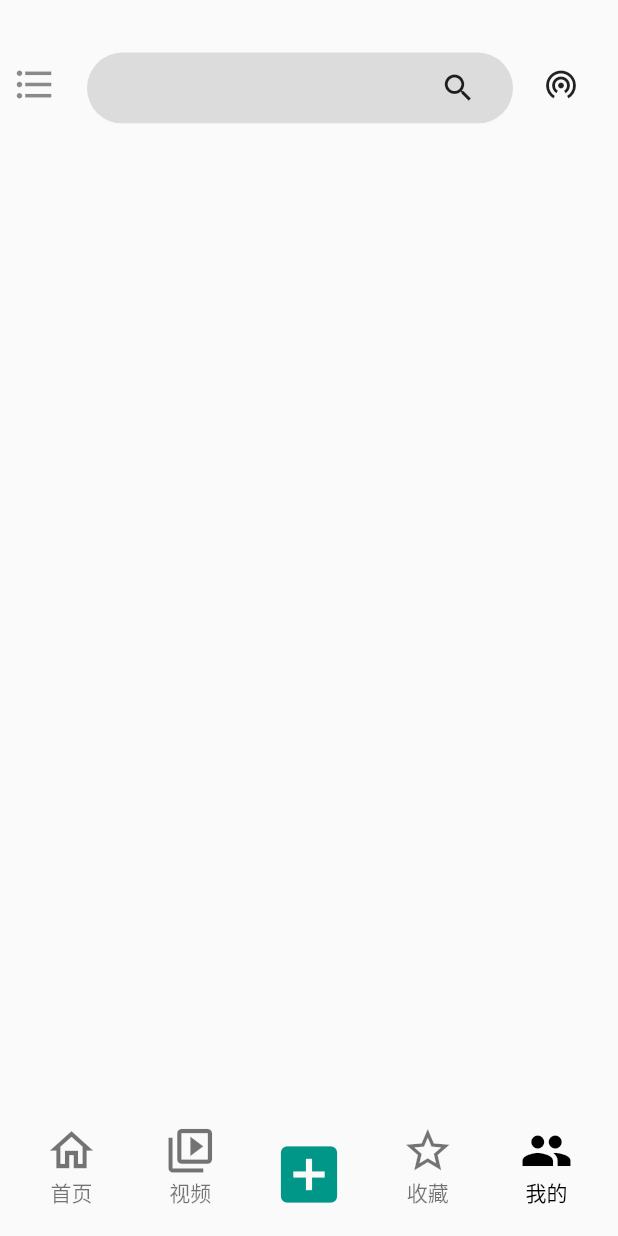
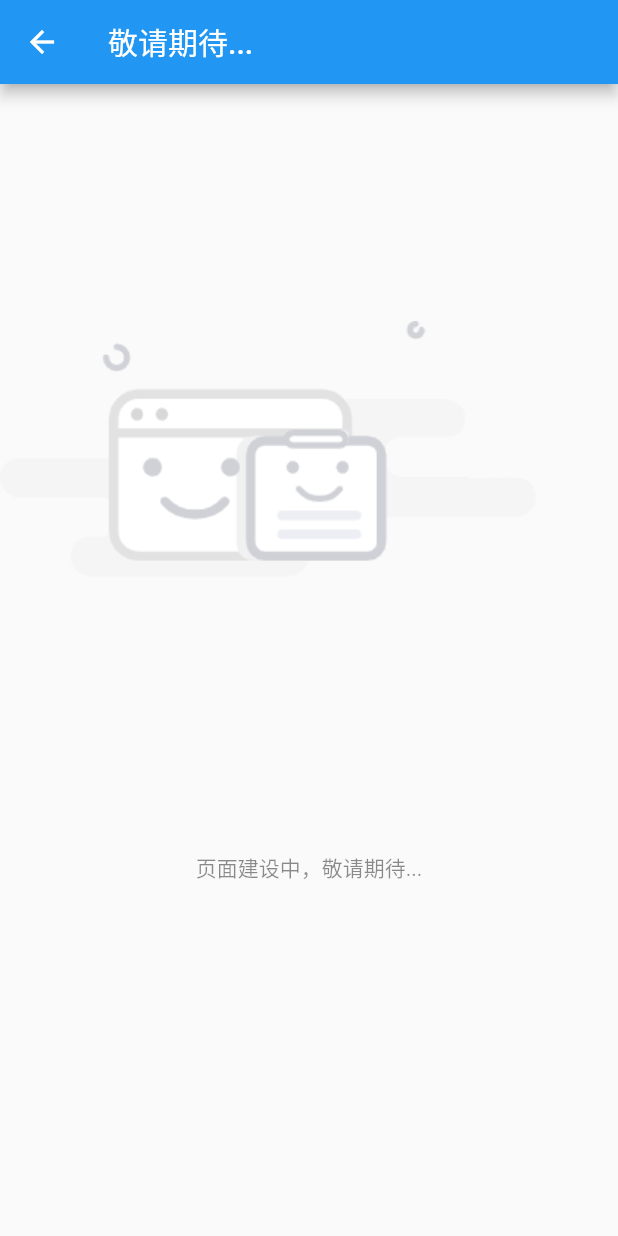
Before and after one commit to qd98xuan/food_menu_flutter, a Flutter app: the HomePage screen opened directly, item 5 of the bottom bar chosen, after a tap on the "add box" icon, on a phone screen of 412 x 824 dp. Run offline on Flutter 3.47's test engine with Material 2 defaults, Android fonts, the phone set to English and light mode, and no system bars; our stand-ins replace dio, shared_preferences; accounts and stored records are empty; network calls fail.

Commit message:
增加敬请期待，增退出登录

```diff
--- /dev/null
+++ b/lib/building_now.dart
@@ -0,0 +1,49 @@
+import 'dart:io';
+
+import 'package:flutter/cupertino.dart';
+import 'package:flutter/material.dart';
+
+class BuildingNow extends StatelessWidget {
+  BuildingNow({required bool this.isInnerPage, Key? key}) : super(key: key);
+
+  // 是否是内部页面
+  bool isInnerPage = false;
+
+  @override
+  Widget build(BuildContext context) {
+    return isInnerPage
+        ? const Scaffold(body: BuildingNowBody())
+        : Scaffold(
+            appBar: AppBar(
+              title: const Text("敬请期待..."),
+            ),
+            body: const BuildingNowBody());
+  }
+}
+
+class BuildingNowBody extends StatelessWidget {
+  const BuildingNowBody({Key? key}) : super(key: key);
+
+  @override
+  Widget build(BuildContext context) {
+    return Center(
+      child: Column(
+        children: const [
+          Expanded(
+            flex: 2,
+            child: Image(
+              image: AssetImage("lib/src/敬请期待.png"),
+            ),
+          ),
+          Expanded(
+            flex: 1,
+            child: Text(
+              "页面建设中，敬请期待...",
+              style: TextStyle(color: Colors.black45),
+            ),
+          ),
+        ],
+      ),
+    );
+  }
+}
--- a/lib/drawer.dart
+++ b/lib/drawer.dart
@@ -1,5 +1,9 @@
 import 'package:flutter/cupertino.dart';
 import 'package:flutter/material.dart';
+import 'package:food_menu/login.dart';
+import 'package:shared_preferences/shared_preferences.dart';
+
+import 'entity/http_url.dart';
 
 class DrawerWiget extends StatefulWidget {
   const DrawerWiget({Key? key}) : super(key: key);
@@ -9,6 +13,11 @@ class DrawerWiget extends StatefulWidget {
 }
 
 class _DrawerWigetState extends State<DrawerWiget> {
+  Future<bool> _loginOut() async {
+    final sp = await SharedPreferences.getInstance();
+    return await sp.setString(HttpUtil.tokenKey, "");
+  }
+
   @override
   Widget build(BuildContext context) {
     return ListView(
@@ -20,10 +29,62 @@ class _DrawerWigetState extends State<DrawerWiget> {
             height: 100,
             child: ClipRRect(
               borderRadius: BorderRadius.circular(100),
-              child: Image.network("https://img2.woyaogexing.com/2023/03/23/f96e0a5ed918ace0d9f949933a13dffe.jpeg",fit: BoxFit.fill,),
+              child: Image.network(
+                "https://img2.woyaogexing.com/2023/03/23/f96e0a5ed918ace0d9f949933a13dffe.jpeg",
+                fit: BoxFit.fill,
+              ),
             ),
           ),
         ),
+        Center(
+          child: GestureDetector(
+            child: Container(
+              width: 130,
+              height: 40,
+              decoration: const BoxDecoration(
+                  borderRadius: BorderRadius.all(Radius.circular(10)),
+                  color: Colors.teal),
+              child: const Center(
+                child: Text(
+                  "注销登录",
+                  style: TextStyle(color: Colors.white, fontSize: 15),
+                  textAlign: TextAlign.center,
+                ),
+              ),
+            ),
+            onTap: () {
+              showDialog(
+                  context: context,
+                  builder: (context) {
+                    return AlertDialog(
+                      title: const Text("确定注销登录？"),
+                      actions: [
+                        CupertinoButton(
+                            child: const Text("取消"),
+                            onPressed: () {
+                              Navigator.of(context).pop();
+                            }),
+                        CupertinoButton(
+                            child: const Text("确定"),
+                            onPressed: () {
+                              _loginOut().then((value) => {
+                                    if (value)
+                                      {
+                                        Navigator.of(context)
+                                            .pushAndRemoveUntil(
+                                                MaterialPageRoute(
+                                                    builder: (context) =>
+                                                        const LoginPage()),
+                                                (route) => route == null)
+                                      }
+                                  });
+                            })
+                      ],
+                    );
+                  });
+            },
+          ),
+        )
       ],
     );
   }
--- a/lib/entity/http_url.dart
+++ b/lib/entity/http_url.dart
@@ -1,4 +1,6 @@
 class HttpUtil {
-  static String baseUrl = "http://192.168.3.184:8080/jeecg-boot/";
+  static String baseUrl = "http://192.168.3.99:8080/jeecg-boot/";
   static String sys = "sys/";
+
+  static String tokenKey = "token";
 }
--- a/lib/home_page.dart
+++ b/lib/home_page.dart
@@ -1,4 +1,5 @@
 import 'package:flutter/material.dart';
+import 'package:food_menu/building_now.dart';
 import 'package:food_menu/drawer.dart';
 import 'package:food_menu/front_page.dart';
 import 'package:food_menu/me.dart';
@@ -63,6 +64,16 @@ class _HomePageBodyState extends State<HomePageBody> {
           viewPage = const FrontPage();
         });
         break;
+      case 1:
+        setState(() {
+          viewPage = BuildingNow(isInnerPage: true,);
+        });
+        break;
+      case 2:
+        setState(() {
+          viewPage = BuildingNow(isInnerPage: true,);
+        });
+        break;
       case 3:
         setState(() {
           viewPage = const Me();
@@ -82,7 +93,7 @@ class NavigationBar extends StatefulWidget {
 }
 
 class _NavigationBarState extends State<NavigationBar> {
-  _NavigationBarState({required  this.onTap});
+  _NavigationBarState({required this.onTap});
 
   // 选中的tab
   // 0 首页
@@ -138,7 +149,10 @@ class _NavigationBarState extends State<NavigationBar> {
                 color: Colors.teal,
                 size: 50,
               ),
-              onTap: () {},
+              onTap: () {
+                Navigator.of(context).push(MaterialPageRoute(
+                    builder: (context) => BuildingNow(isInnerPage: false,)));
+              },
             ),
           ),
           Expanded(
--- a/lib/login.dart
+++ b/lib/login.dart
@@ -112,7 +112,7 @@ class _LoginBodyState extends State<LoginBody> {
   // 保存token
   Future<bool> _saveToken(String token) async {
     final sp = await SharedPreferences.getInstance();
-    return sp.setString("token", token);
+    return sp.setString(HttpUtil.tokenKey, token);
   }
 
   void _setLogoPaddingTop(value) {
--- a/lib/splash.dart
+++ b/lib/splash.dart
@@ -4,6 +4,7 @@ import 'package:flutter/material.dart';
 import 'package:food_menu/main.dart';
 import 'package:shared_preferences/shared_preferences.dart';
 
+import 'entity/http_url.dart';
 import 'home_page.dart';
 import 'login.dart';
 
@@ -38,7 +39,7 @@ class _SplashState extends State<Splash> {
   // 获取登录的token
   Future<String> _getToken() async {
     final sp = await SharedPreferences.getInstance();
-    String? token = sp.getString("token");
+    String? token = sp.getString(HttpUtil.tokenKey);
     if (token != null) {
       return token;
     } else {
--- a/pubspec.yaml
+++ b/pubspec.yaml
@@ -67,7 +67,8 @@ flutter:
   uses-material-design: true
 
   # To add assets to your application, add an assets section, like this:
-  # assets:
+  assets:
+    - lib/src/敬请期待.png
   #   - images/a_dot_burr.jpeg
   #   - images/a_dot_ham.jpeg
 
```
Also changed, not shown: lib/src/敬请期待.png (added).
